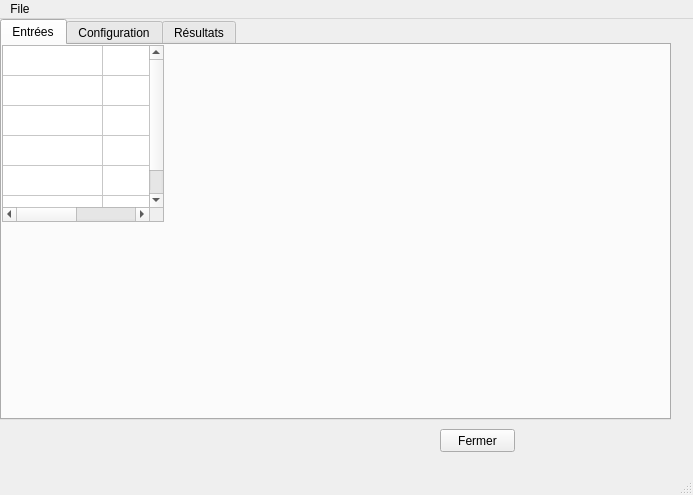
Above: QtUi_test/test.ui from antoineFALance/Assolia_dev before the change. Below: the same form after it.
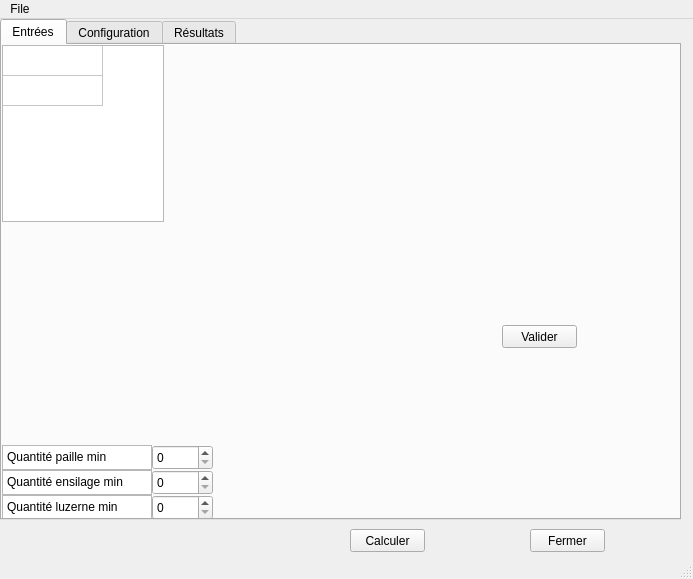
That is the form after the change. The open tabs and pages were chosen to show the change.

The edit to the form file:
```diff
--- a/QtUi_test/test.ui
+++ b/QtUi_test/test.ui
@@ -7,7 +7,7 @@
     <x>0</x>
     <y>0</y>
     <width>693</width>
-    <height>495</height>
+    <height>579</height>
    </rect>
   </property>
   <property name="windowTitle">
@@ -17,8 +17,8 @@
    <widget class="QPushButton" name="Close_test">
     <property name="geometry">
      <rect>
-      <x>440</x>
-      <y>410</y>
+      <x>530</x>
+      <y>510</y>
       <width>75</width>
       <height>23</height>
      </rect>
@@ -32,8 +32,8 @@
      <rect>
       <x>0</x>
       <y>0</y>
-      <width>671</width>
-      <height>401</height>
+      <width>681</width>
+      <height>501</height>
      </rect>
     </property>
     <property name="currentIndex">
@@ -53,11 +53,11 @@
        </rect>
       </property>
       <property name="rowCount">
-       <number>6</number>
-      </property>
-      <property name="columnCount">
        <number>2</number>
       </property>
+      <property name="columnCount">
+       <number>1</number>
+      </property>
       <attribute name="horizontalHeaderVisible">
        <bool>false</bool>
       </attribute>
@@ -66,17 +66,98 @@
       </attribute>
       <row/>
       <row/>
-      <row/>
-      <row/>
-      <row/>
-      <row/>
       <column/>
-      <column/>
-      <item row="0" column="1">
-       <property name="textAlignment">
-        <set>AlignCenter</set>
-       </property>
-      </item>
+     </widget>
+     <widget class="QPushButton" name="ValindInput">
+      <property name="geometry">
+       <rect>
+        <x>500</x>
+        <y>280</y>
+        <width>75</width>
+        <height>23</height>
+       </rect>
+      </property>
+      <property name="text">
+       <string>Valider</string>
+      </property>
+     </widget>
+     <widget class="QPlainTextEdit" name="QttPailleMinText">
+      <property name="geometry">
+       <rect>
+        <x>0</x>
+        <y>400</y>
+        <width>150</width>
+        <height>25</height>
+       </rect>
+      </property>
+      <property name="plainText">
+       <string>Quantité paille min</string>
+      </property>
+     </widget>
+     <widget class="QSpinBox" name="QttPailleMinBox">
+      <property name="geometry">
+       <rect>
+        <x>150</x>
+        <y>400</y>
+        <width>61</width>
+        <height>25</height>
+       </rect>
+      </property>
+      <property name="maximum">
+       <number>9999999</number>
+      </property>
+     </widget>
+     <widget class="QPlainTextEdit" name="QttEnsilageMinText">
+      <property name="geometry">
+       <rect>
+        <x>0</x>
+        <y>425</y>
+        <width>150</width>
+        <height>25</height>
+       </rect>
+      </property>
+      <property name="plainText">
+       <string>Quantité ensilage min</string>
+      </property>
+     </widget>
+     <widget class="QSpinBox" name="QttEnsilageMinBox">
+      <property name="geometry">
+       <rect>
+        <x>150</x>
+        <y>425</y>
+        <width>61</width>
+        <height>25</height>
+       </rect>
+      </property>
+      <property name="maximum">
+       <number>9999999</number>
+      </property>
+     </widget>
+     <widget class="QPlainTextEdit" name="QttLuzerneMinText">
+      <property name="geometry">
+       <rect>
+        <x>0</x>
+        <y>450</y>
+        <width>150</width>
+        <height>25</height>
+       </rect>
+      </property>
+      <property name="plainText">
+       <string>Quantité luzerne min</string>
+      </property>
+     </widget>
+     <widget class="QSpinBox" name="QttLuzerneMinBox">
+      <property name="geometry">
+       <rect>
+        <x>150</x>
+        <y>450</y>
+        <width>61</width>
+        <height>25</height>
+       </rect>
+      </property>
+      <property name="maximum">
+       <number>9999999</number>
+      </property>
      </widget>
     </widget>
     <widget class="QWidget" name="ConfigTab">
@@ -363,6 +444,19 @@
      </widget>
     </widget>
    </widget>
+   <widget class="QPushButton" name="StartCalculation">
+    <property name="geometry">
+     <rect>
+      <x>350</x>
+      <y>510</y>
+      <width>75</width>
+      <height>23</height>
+     </rect>
+    </property>
+    <property name="text">
+     <string>Calculer</string>
+    </property>
+   </widget>
   </widget>
   <widget class="QMenuBar" name="menubar">
    <property name="geometry">
```
Left out of the diff: 75 changed lines with no effect on the pictures.
